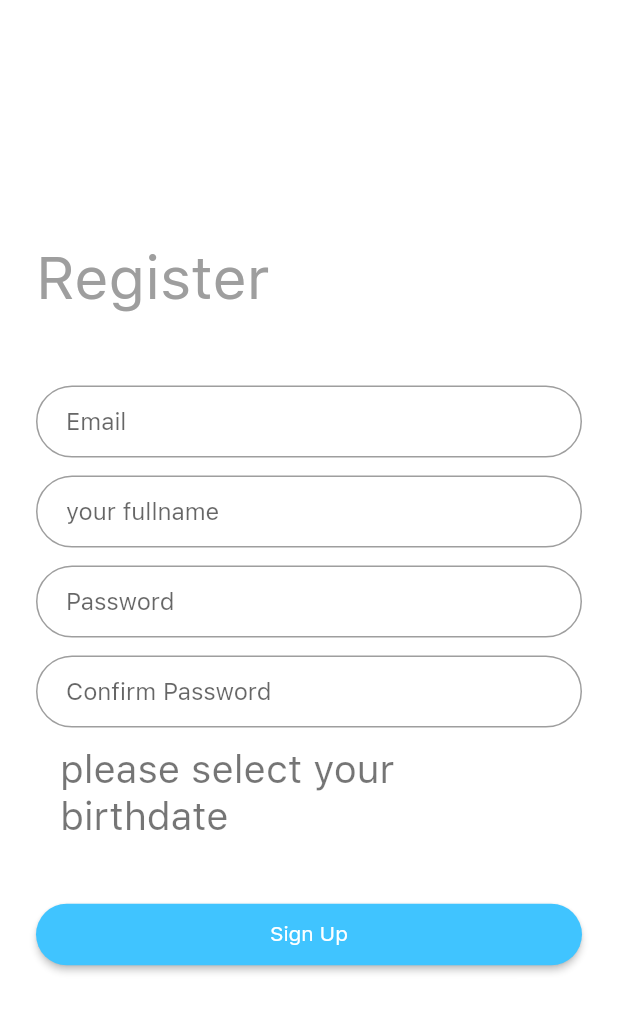
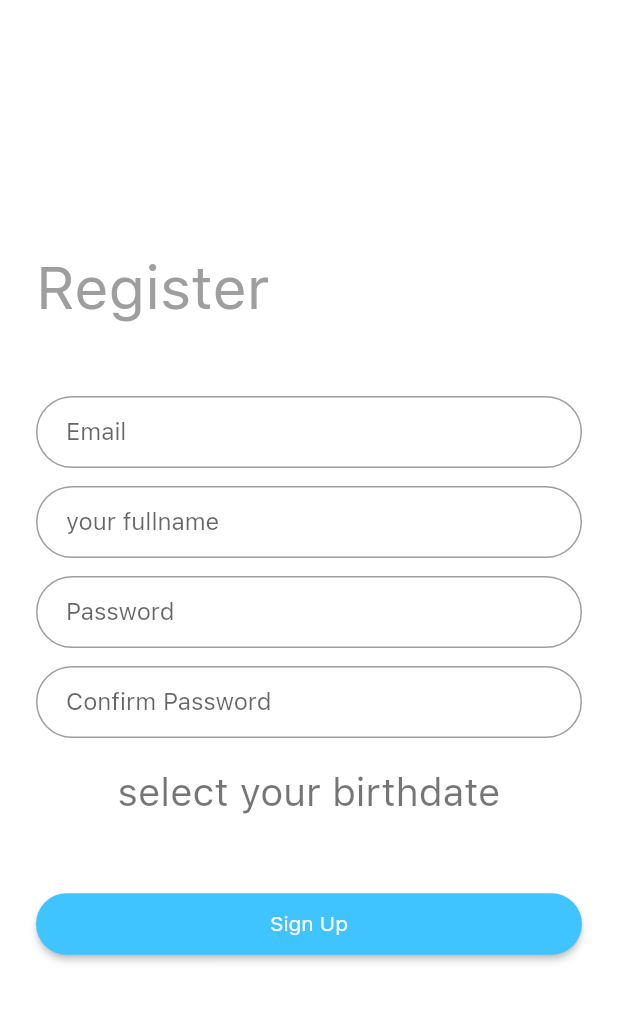
Before and after one commit to oat431/Flutter_test_dev, a Flutter app: the Register screen opened by its route, on a phone screen of 412 x 824 dp. Shown: the top 1012 px of the screen. Run offline on Flutter 3.47's test engine with Material 2 defaults, Android fonts, the phone set to English and light mode, and no system bars; our stand-ins replace flutter_datetime_picker.

Commit message:
fix typo on birthday

```diff
--- a/lib/register.dart
+++ b/lib/register.dart
@@ -55,7 +55,7 @@ class _RegisterState extends State<Register> {
 
     String _formatTime(date) {
       return date.toString() == 'null'
-          ? 'please select your birthdate'
+          ? 'select your birthdate'
           : date.toString().split(' ')[0];
     }
 
```
